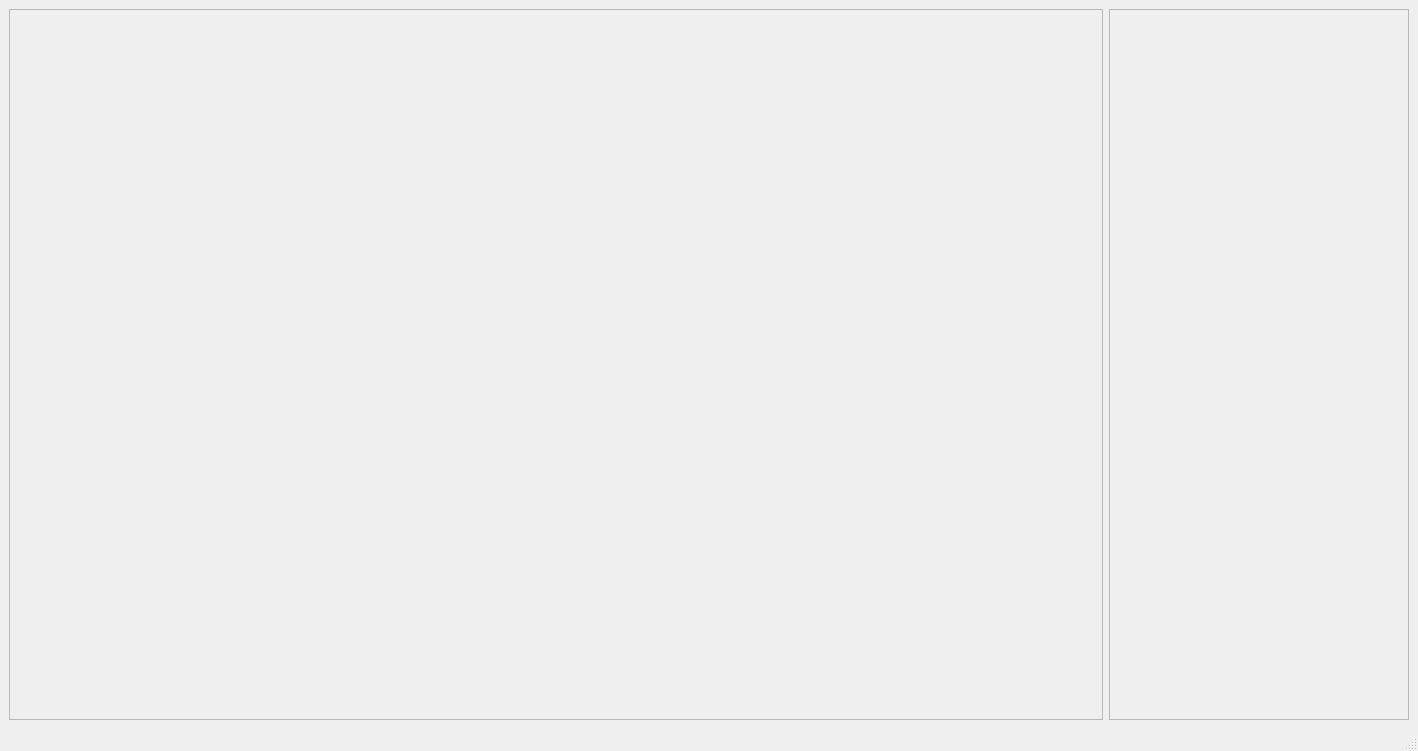
The window that visualization/GUI/pdw/pdwui.ui (sepehrgh98/PyCoolEdit) describes before a commit, drawn with Qt 5.
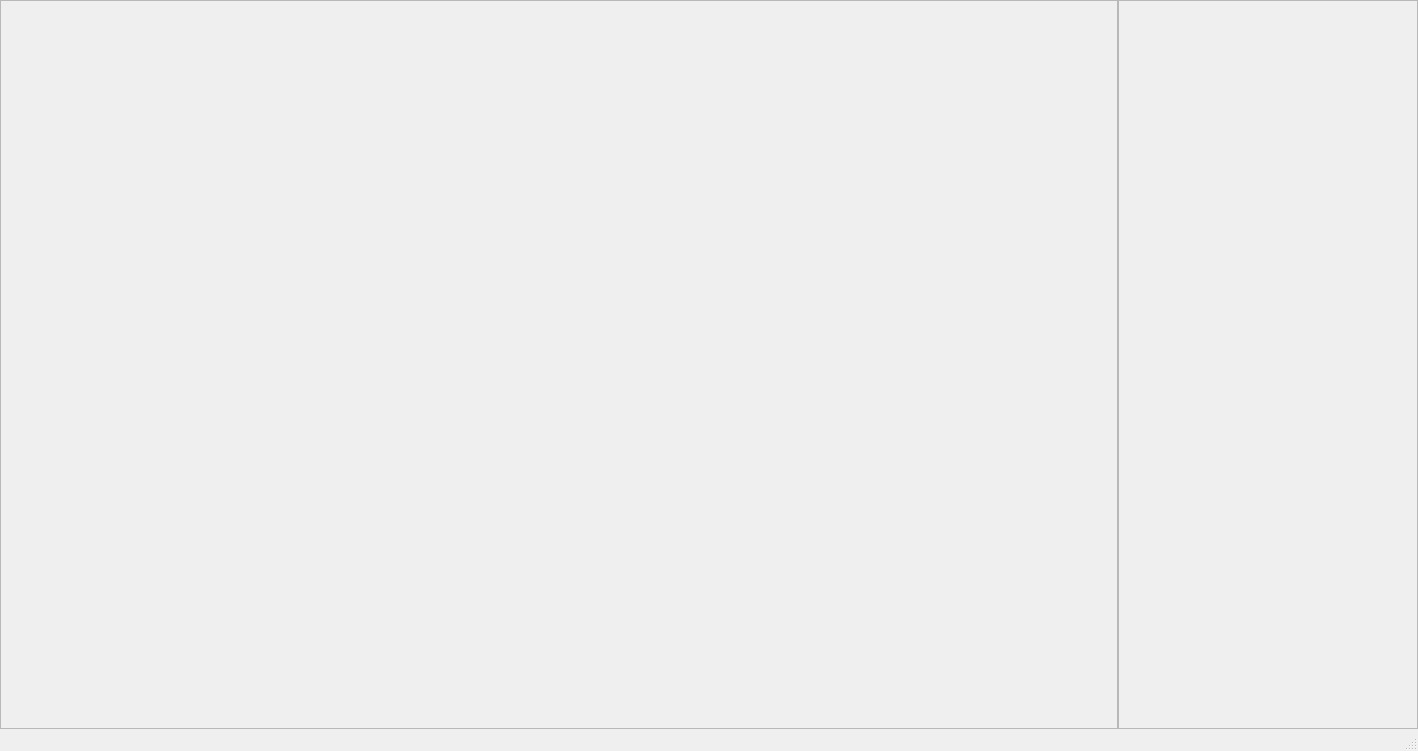
The same window after the commit.

```diff
--- a/visualization/GUI/pdw/pdwui.ui
+++ b/visualization/GUI/pdw/pdwui.ui
@@ -15,6 +15,21 @@
   </property>
   <widget class="QWidget" name="centralwidget">
    <layout class="QHBoxLayout" name="horizontalLayout">
+    <property name="spacing">
+     <number>0</number>
+    </property>
+    <property name="leftMargin">
+     <number>0</number>
+    </property>
+    <property name="topMargin">
+     <number>0</number>
+    </property>
+    <property name="rightMargin">
+     <number>0</number>
+    </property>
+    <property name="bottomMargin">
+     <number>0</number>
+    </property>
     <item>
      <widget class="QFrame" name="leftFrame">
       <property name="frameShape">
@@ -23,7 +38,7 @@
       <property name="frameShadow">
        <enum>QFrame::Raised</enum>
       </property>
-      <layout class="QVBoxLayout" name="leftVerticalLayout">
+      <layout class="QVBoxLayout" name="verticalLayout" stretch="0,1">
        <property name="spacing">
         <number>0</number>
        </property>
@@ -52,8 +67,29 @@
            <number>0</number>
           </property>
           <property name="leftMargin">
+           <number>11</number>
+          </property>
+          <property name="topMargin">
+           <number>11</number>
+          </property>
+          <property name="rightMargin">
+           <number>11</number>
+          </property>
+          <property name="bottomMargin">
+           <number>11</number>
+          </property>
+         </layout>
+        </widget>
+       </item>
+       <item>
+        <widget class="QWidget" name="plotWidget" native="true">
+         <layout class="QHBoxLayout" name="plotLayout">
+          <property name="spacing">
            <number>0</number>
           </property>
+          <property name="leftMargin">
+           <number>0</number>
+          </property>
           <property name="topMargin">
            <number>0</number>
           </property>
@@ -63,19 +99,6 @@
           <property name="bottomMargin">
            <number>0</number>
           </property>
-          <item>
-           <spacer name="horizontalSpacer">
-            <property name="orientation">
-             <enum>Qt::Horizontal</enum>
-            </property>
-            <property name="sizeHint" stdset="0">
-             <size>
-              <width>40</width>
-              <height>20</height>
-             </size>
-            </property>
-           </spacer>
-          </item>
          </layout>
         </widget>
        </item>
@@ -102,7 +125,23 @@
       <property name="frameShadow">
        <enum>QFrame::Raised</enum>
       </property>
-      <layout class="QVBoxLayout" name="rightFrameLayout"/>
+      <layout class="QVBoxLayout" name="rightFrameLayout">
+       <property name="spacing">
+        <number>0</number>
+       </property>
+       <property name="leftMargin">
+        <number>0</number>
+       </property>
+       <property name="topMargin">
+        <number>0</number>
+       </property>
+       <property name="rightMargin">
+        <number>0</number>
+       </property>
+       <property name="bottomMargin">
+        <number>0</number>
+       </property>
+      </layout>
      </widget>
     </item>
    </layout>
```
